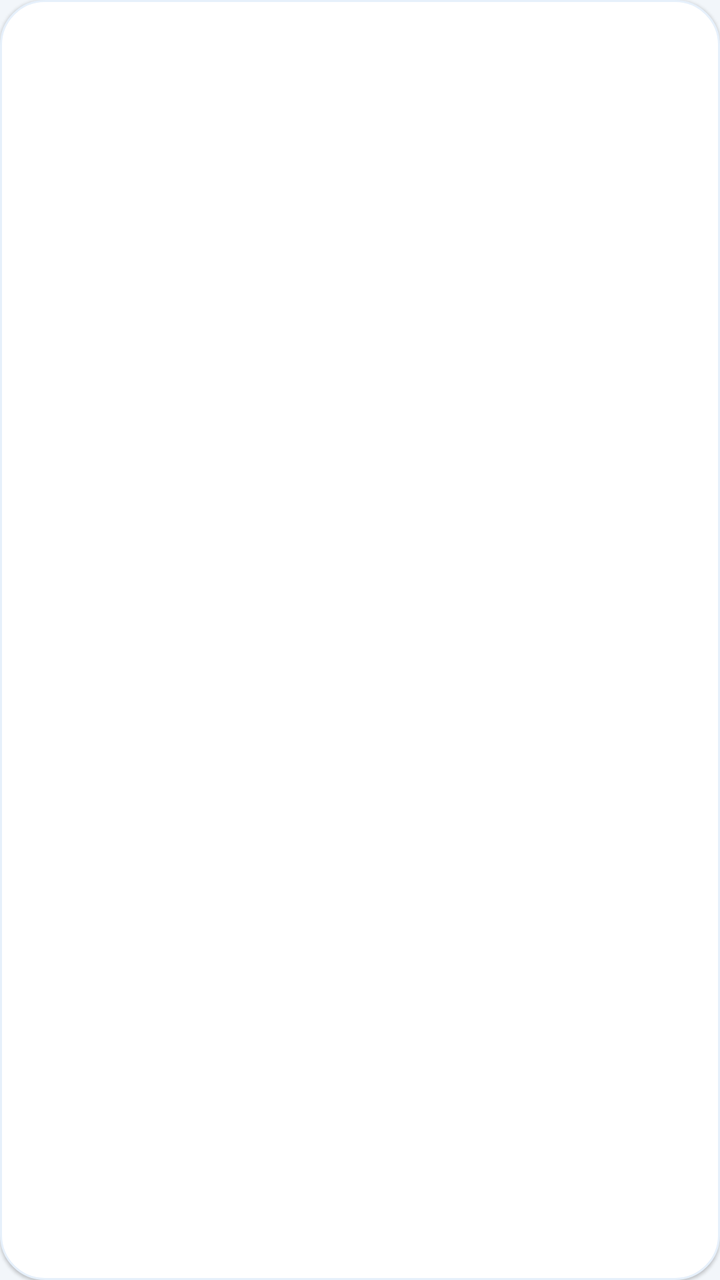
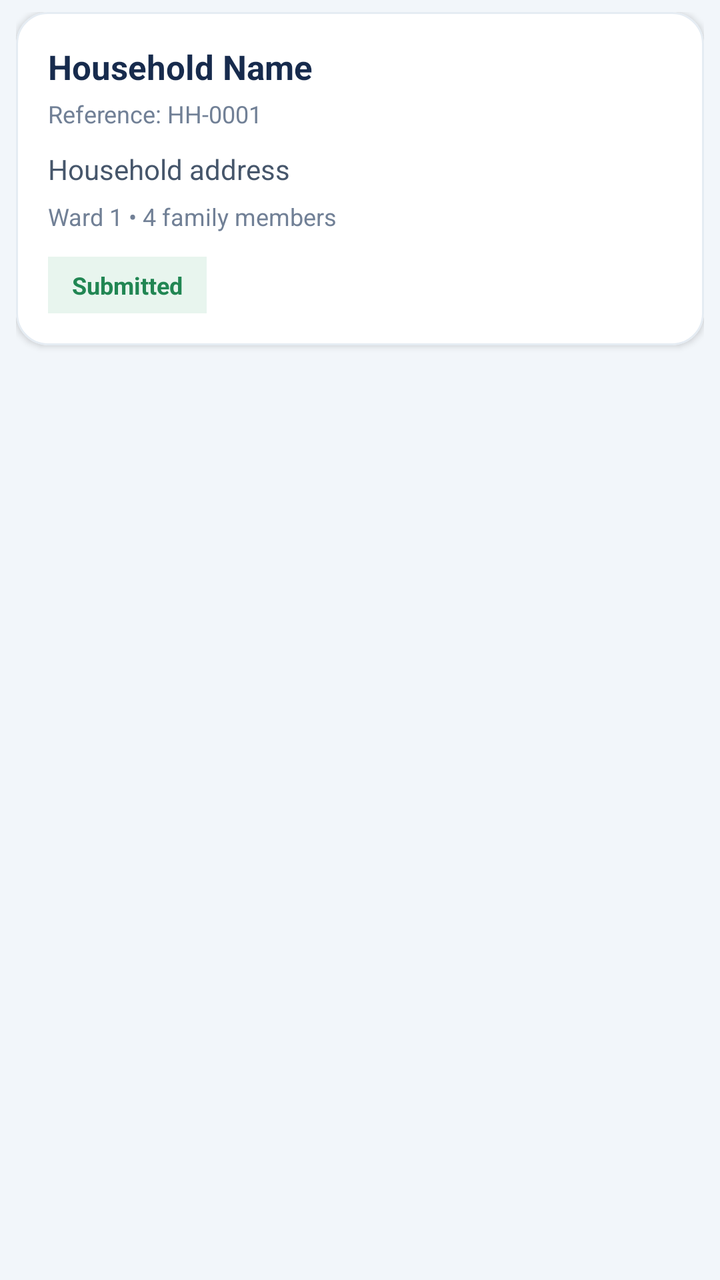

Before-and-after screenshots of an Android layout around one commit, followed by the original layout XML and the change that was made.
<!-- AndroidManifest.xml: application theme Theme.CSUCensus -->
<!-- res/layout/item_household.xml -->
<?xml version="1.0" encoding="utf-8"?>
<LinearLayout xmlns:android="http://schemas.android.com/apk/res/android"
    android:layout_width="match_parent"
    android:layout_height="wrap_content"
    android:orientation="vertical"
    android:background="@drawable/bg_card"
    android:padding="16dp"
    android:layout_marginBottom="10dp"
    android:elevation="1dp">
    <LinearLayout
        android:layout_width="match_parent"
        android:layout_height="wrap_content"
        android:orientation="horizontal"
        android:gravity="center_vertical">
        <TextView
            android:id="@+id/tvTitle"
            android:layout_width="0dp"
            android:layout_height="wrap_content"
            android:layout_weight="1"
            android:textColor="@color/navy"
            android:textStyle="bold"
            android:textSize="15sp" />
        <TextView
            android:id="@+id/tvStatus"
            android:layout_width="wrap_content"
            android:layout_height="wrap_content"
            android:paddingHorizontal="10dp"
            android:paddingVertical="4dp"
            android:textSize="11sp"
            android:textStyle="bold" />
    </LinearLayout>
    <TextView
        android:id="@+id/tvAddress"
        android:layout_width="match_parent"
        android:layout_height="wrap_content"
        android:textColor="@color/muted"
        android:textSize="13sp"
        android:layout_marginTop="6dp" />
</LinearLayout>
<!-- resources referenced by this layout -->
<resources>
  <color name="muted">#6E7A8C</color>
  <color name="navy">#0E2542</color>
  <!-- drawable bg_card (drawable) -->
  <?xml version="1.0" encoding="utf-8"?>
  <shape xmlns:android="http://schemas.android.com/apk/res/android">
      <solid android:color="@color/white" />
      <corners android:radius="22dp" />
      <stroke android:width="1dp" android:color="@color/line" />
  </shape>
  <style name="Theme.CSUCensus" parent="Theme.MaterialComponents.DayNight.NoActionBar">
          <item name="colorPrimary">@color/blue</item>
          <item name="colorPrimaryVariant">@color/blue_dark</item>
          <item name="colorSecondary">@color/green</item>
          <item name="colorOnPrimary">@color/white</item>
          <item name="android:fontFamily">sans-serif</item>
          <item name="android:windowLightStatusBar">true</item>
          <item name="android:statusBarColor">@android:color/transparent</item>
          <item name="android:navigationBarColor">@color/white</item>
          <item name="android:windowLightNavigationBar">true</item>
          <item name="android:windowBackground">@color/background</item>
      </style>
  <color name="white">#FFFFFF</color>
  <color name="line">#E6F0FB</color>
  <color name="blue">#255DB0</color>
  <color name="blue_dark">#1E4A8C</color>
  <color name="green">#2A966B</color>
  <color name="background">#F2F6FA</color>
</resources>

<!-- the commit's change to res/layout/item_household.xml (unified diff, before → after) -->
@@ -1,39 +1,80 @@
-<?xml version="1.0" encoding="utf-8"?>
 <LinearLayout xmlns:android="http://schemas.android.com/apk/res/android"
+    xmlns:app="http://schemas.android.com/apk/res-auto"
     android:layout_width="match_parent"
     android:layout_height="wrap_content"
     android:orientation="vertical"
-    android:background="@drawable/bg_card"
-    android:padding="16dp"
-    android:layout_marginBottom="10dp"
-    android:elevation="1dp">
-    <LinearLayout
+    android:paddingStart="8dp"
+    android:paddingEnd="8dp"
+    android:paddingTop="6dp"
+    android:paddingBottom="6dp">
+
+    <com.google.android.material.card.MaterialCardView
         android:layout_width="match_parent"
         android:layout_height="wrap_content"
-        android:orientation="horizontal"
-        android:gravity="center_vertical">
-        <TextView
-            android:id="@+id/tvTitle"
-            android:layout_width="0dp"
+        app:cardCornerRadius="16dp"
+        app:cardElevation="2dp"
+        app:strokeColor="#E5ECF3"
+        app:strokeWidth="1dp">
+
+        <LinearLayout
+            android:layout_width="match_parent"
             android:layout_height="wrap_content"
-            android:layout_weight="1"
-            android:textColor="@color/navy"
-            android:textStyle="bold"
-            android:textSize="15sp" />
-        <TextView
-            android:id="@+id/tvStatus"
-            android:layout_width="wrap_content"
-            android:layout_height="wrap_content"
-            android:paddingHorizontal="10dp"
-            android:paddingVertical="4dp"
-            android:textSize="11sp"
-            android:textStyle="bold" />
-    </LinearLayout>
-    <TextView
-        android:id="@+id/tvAddress"
-        android:layout_width="match_parent"
-        android:layout_height="wrap_content"
-        android:textColor="@color/muted"
-        android:textSize="13sp"
-        android:layout_marginTop="6dp" />
+            android:orientation="vertical"
+            android:padding="16dp">
+
+            <TextView
+                android:id="@+id/tvHouseholdName"
+                android:layout_width="match_parent"
+                android:layout_height="wrap_content"
+                android:text="Household Name"
+                android:textColor="#172B4D"
+                android:textSize="17sp"
+                android:textStyle="bold" />
+
+            <TextView
+                android:id="@+id/tvHouseholdReference"
+                android:layout_width="match_parent"
+                android:layout_height="wrap_content"
+                android:layout_marginTop="4dp"
+                android:text="Reference: HH-0001"
+                android:textColor="#718096"
+                android:textSize="12sp" />
+
+            <TextView
+                android:id="@+id/tvHouseholdAddress"
+                android:layout_width="match_parent"
+                android:layout_height="wrap_content"
+                android:layout_marginTop="10dp"
+                android:text="Household address"
+                android:textColor="#46566B"
+                android:textSize="14sp" />
+
+            <TextView
+                android:id="@+id/tvHouseholdMeta"
+                android:layout_width="match_parent"
+                android:layout_height="wrap_content"
+                android:layout_marginTop="6dp"
+                android:text="Ward 1 • 4 family members"
+                android:textColor="#718096"
+                android:textSize="12sp" />
+
+            <TextView
+                android:id="@+id/tvHouseholdStatus"
+                android:layout_width="wrap_content"
+                android:layout_height="wrap_content"
+                android:layout_marginTop="12dp"
+                android:background="#E8F5EE"
+                android:paddingStart="12dp"
+                android:paddingEnd="12dp"
+                android:paddingTop="6dp"
+                android:paddingBottom="6dp"
+                android:text="Submitted"
+                android:textColor="#218653"
+                android:textSize="12sp"
+                android:textStyle="bold" />
+
+        </LinearLayout>
+
+    </com.google.android.material.card.MaterialCardView>
+
 </LinearLayout>
<!-- resource entries referenced after the edit -->
@@ -1,14 +1,5 @@
 <!-- resources referenced by this layout -->
 <resources>
-  <color name="muted">#6E7A8C</color>
-  <color name="navy">#0E2542</color>
-  <!-- drawable bg_card (drawable) -->
-  <?xml version="1.0" encoding="utf-8"?>
-  <shape xmlns:android="http://schemas.android.com/apk/res/android">
-      <solid android:color="@color/white" />
-      <corners android:radius="22dp" />
-      <stroke android:width="1dp" android:color="@color/line" />
-  </shape>
   <style name="Theme.CSUCensus" parent="Theme.MaterialComponents.DayNight.NoActionBar">
           <item name="colorPrimary">@color/blue</item>
           <item name="colorPrimaryVariant">@color/blue_dark</item>
@@ -22,7 +13,6 @@
           <item name="android:windowBackground">@color/background</item>
       </style>
   <color name="white">#FFFFFF</color>
-  <color name="line">#E6F0FB</color>
   <color name="blue">#255DB0</color>
   <color name="blue_dark">#1E4A8C</color>
   <color name="green">#2A966B</color>
